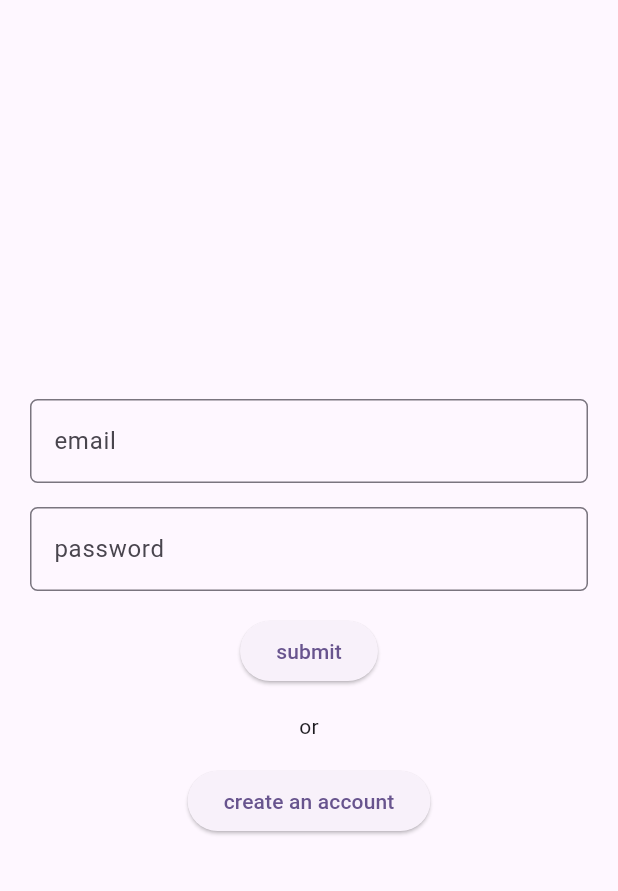
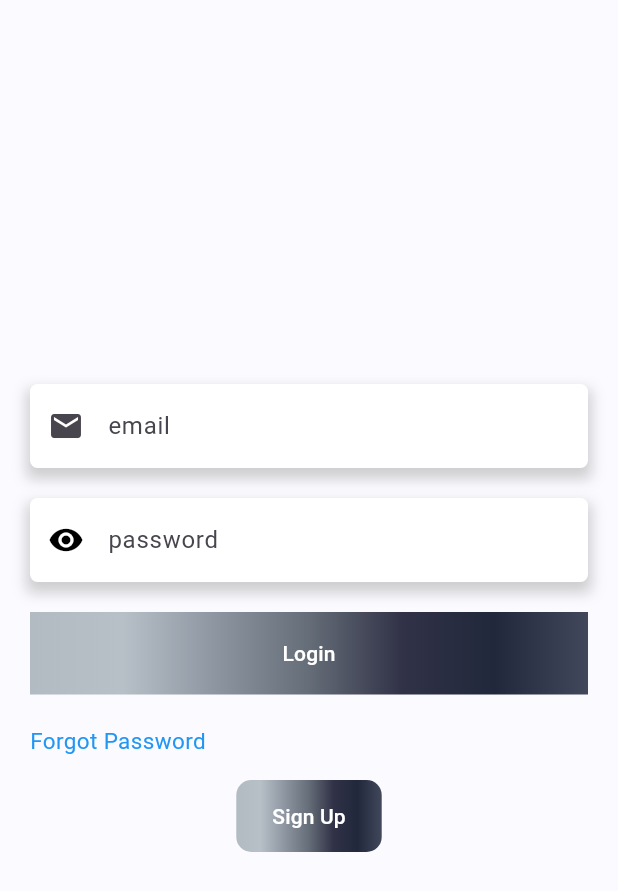
Before and after one commit to epashiq/hrm-project, a Flutter app: the screen it shows after launch, on a phone screen of 412 x 824 dp. Shown: the top 891 px of the screen. Run offline on Flutter 3.47's test engine with Material 3 defaults, Android fonts, the phone set to English and light mode, and no system bars; our stand-ins replace cloud_firestore, firebase_auth, firebase_core, flutter_riverpod, riverpod_annotation; accounts and stored records are empty; generated files the repository leaves out were written again.

Commit message:
update the ui part of login page and create a elevated button widget

```diff
--- a/lib/controller/provider/auth_provider.dart
+++ b/lib/controller/provider/auth_provider.dart
@@ -1,9 +1,9 @@
-import 'dart:developer';
 
 import 'package:cloud_firestore/cloud_firestore.dart';
 import 'package:firebase_auth/firebase_auth.dart';
 import 'package:flutter/material.dart';
 import 'package:hrm_project/view/pages/home_page.dart';
+import 'package:hrm_project/view/utils/snackbar_utils.dart';
 import 'package:riverpod_annotation/riverpod_annotation.dart';
 part 'auth_provider.g.dart';
 
@@ -22,7 +22,7 @@ class Auth extends _$Auth {
             builder: (context) => const HomePage(),
           ));
     } catch (e) {
-      log(e.toString());
+      SnackBarUtils.showMessage('enter a valid mail');
     }
   }
 
@@ -35,6 +35,8 @@ class Auth extends _$Auth {
           .collection('auth')
           .doc(email)
           .set({email: email, password: password});
-    } catch (e) {}
+    } catch (e) {
+      SnackBarUtils.showMessage('enter a valid mail');
+    }
   }
 }
--- a/lib/view/pages/home_page.dart
+++ b/lib/view/pages/home_page.dart
@@ -10,6 +10,6 @@ class HomePage extends StatefulWidget {
 class _HomePageState extends State<HomePage> {
   @override
   Widget build(BuildContext context) {
-    return const Placeholder();
+    return const Scaffold();
   }
 }
--- a/lib/view/pages/login_page.dart
+++ b/lib/view/pages/login_page.dart
@@ -3,6 +3,8 @@ import 'package:flutter_riverpod/flutter_riverpod.dart';
 import 'package:hrm_project/controller/provider/auth_provider.dart';
 import 'package:hrm_project/view/pages/home_page.dart';
 import 'package:hrm_project/view/pages/sign_up_page.dart';
+import 'package:hrm_project/view/widgets/button_widget.dart';
+import 'package:hrm_project/view/widgets/elevated_button_widget.dart';
 
 class LoginPage extends ConsumerWidget {
   LoginPage({super.key});
@@ -14,34 +16,68 @@ class LoginPage extends ConsumerWidget {
   @override
   Widget build(BuildContext context, WidgetRef ref) {
     return Scaffold(
+      backgroundColor: Color(0XFFfafafaff),
       body: Padding(
         padding: const EdgeInsets.all(20),
         child: Column(
           mainAxisAlignment: MainAxisAlignment.center,
           crossAxisAlignment: CrossAxisAlignment.center,
           children: [
-            TextFormField(
+            Container(
+              decoration: BoxDecoration(boxShadow: [
+                BoxShadow(
+                  color: Colors.grey.withOpacity(0.5),
+                  spreadRadius: 2,
+                  blurRadius: 7,
+                  offset: Offset(0, 5),
+                ),
+              ]),
+              child: TextFormField(
                 controller: emailController,
                 decoration: InputDecoration(
+                    filled: true,
+                    fillColor: Color(0XFFffffffff),
+                    prefixIcon: const Icon(Icons.mail),
                     hintText: 'email',
                     border: OutlineInputBorder(
-                      borderRadius: BorderRadius.circular(5))),
+                      borderRadius: BorderRadius.circular(5),
+                      borderSide: BorderSide.none,
+                    )),
+              ),
             ),
             const SizedBox(
-              height: 16,
+              height: 20,
             ),
-            TextFormField(
+            Container(
+              decoration: BoxDecoration(boxShadow: [
+                BoxShadow(
+                  color: Colors.grey.withOpacity(0.5),
+                  spreadRadius: 2,
+                  blurRadius: 7,
+                  offset: Offset(0, 5),
+                ),
+              ]),
+              child: TextFormField(
                 controller: passController,
                 decoration: InputDecoration(
+                    filled: true,
+                    fillColor: Color(0XFFffffffff),
+                    prefixIcon: const Icon(
+                      Icons.remove_red_eye,
+                      color: Colors.black,
+                    ),
                     hintText: 'password',
                     border: OutlineInputBorder(
-                      borderRadius: BorderRadius.circular(5))),
+                        borderRadius: BorderRadius.circular(5),
+                        borderSide: BorderSide.none)),
+              ),
             ),
             const SizedBox(
-              height: 16,
+              height: 20,
             ),
-            ElevatedButton(
-                onPressed: () {
+            ElevatedButtonWidget(
+                btnText: 'Login',
+                onTap: () {
                   ref.read(authProvider.notifier).loginWithEmailAndPassword(
                       emailController.text, passController.text, context);
                   Navigator.push(
@@ -50,23 +86,32 @@ class LoginPage extends ConsumerWidget {
                         builder: (context) => const HomePage(),
                       ));
                 },
-                child: const Text('submit')),
+                emailController: emailController,
+                passController: passController),
+
+            const SizedBox(
+              height: 20,
+            ),
+            const Align(
+              alignment: Alignment.centerLeft,
+              child: Text(
+                'Forgot Password',
+                style: TextStyle(fontSize: 15, color: Colors.blue),
+              ),
+            ),
             const SizedBox(
               height: 16,
             ),
-            const Text('or'),
-            const SizedBox(
-              height: 16,
-            ),
-            ElevatedButton(
-                onPressed: () {
+            ButtonWidget(
+                btnText: 'Sign Up',
+                onTap: () {
                   Navigator.push(
                       context,
                       MaterialPageRoute(
                         builder: (context) => SignUpPage(),
                       ));
-                },
-                child: const Text('create an account'))
+                })
+
           ],
         ),
       ),
--- /dev/null
+++ b/lib/view/widgets/button_widget.dart
@@ -0,0 +1,58 @@
+import 'package:flutter/material.dart';
+import 'package:flutter_riverpod/flutter_riverpod.dart';
+
+class ButtonWidget extends ConsumerWidget {
+  final String btnText;
+  final void Function() onTap;
+  final double? width;
+  final double? height;
+  final TextEditingController? emailController;
+  final TextEditingController? passController;
+
+  const ButtonWidget({
+    Key? key,
+    required this.btnText,
+    required this.onTap,
+    this.width,
+    this.height,
+    this.emailController,
+    this.passController,
+  }) : super(key: key);
+
+  @override
+  Widget build(BuildContext context, WidgetRef ref) {
+    return Container(
+      decoration: BoxDecoration(
+        gradient: const LinearGradient(
+          colors: [
+            Color(0xFFb2bbc2),
+            Color(0xFFb7c0c7),
+            Color(0xFF8d95a1),
+            Color(0xFF656d78),
+            Color(0xFF313247),
+            Color(0xFF21283b),
+            Color(0xFF42485c),
+          ],
+        ),
+        borderRadius: BorderRadius.circular(10),
+      ),
+      width: width ,
+      height: height,
+      child: ElevatedButton(
+        style: ElevatedButton.styleFrom(
+          shape: RoundedRectangleBorder(
+            borderRadius: BorderRadius.circular(10),
+          ),
+          elevation: 5,
+          backgroundColor: Colors.transparent,
+          shadowColor: Colors.transparent,
+        ),
+        onPressed: onTap,
+        child: Text(
+          btnText,
+          style: const TextStyle(color: Colors.white),
+        ),
+      ),
+    );
+  }
+}
--- /dev/null
+++ b/lib/view/widgets/elevated_button_widget.dart
@@ -0,0 +1,49 @@
+import 'package:flutter/material.dart';
+import 'package:flutter_riverpod/flutter_riverpod.dart';
+
+class ElevatedButtonWidget extends ConsumerWidget {
+  final String btnText;
+  final void Function() onTap;
+  final TextEditingController? emailController;
+  final TextEditingController? passController;
+  const ElevatedButtonWidget(
+      {super.key,
+      required this.btnText,
+      required this.onTap,
+      required this.emailController,
+      required this.passController});
+
+  @override
+  Widget build(BuildContext context, WidgetRef ref) {
+    return Container(
+      decoration: const BoxDecoration(
+          gradient: LinearGradient(
+        colors: [
+          Color(0xFFb2bbc2),
+          Color(0xFFb7c0c7),
+          Color(0xFF8d95a1),
+          Color(0xFF656d78),
+          Color(0xFF313247),
+          Color(0xFF21283b),
+          Color(0xFF42485c),
+        ],
+      )),
+      width: MediaQuery.sizeOf(context).width,
+      height: 55,
+      child: ElevatedButton(
+          style: ElevatedButton.styleFrom(
+            shape: RoundedRectangleBorder(
+              borderRadius: BorderRadius.circular(10),
+            ),
+            elevation: 5,
+            backgroundColor: Colors.transparent,
+            shadowColor: Colors.transparent,
+          ),
+          onPressed: onTap,
+          child: Text(
+            btnText,
+            style: const TextStyle(color: Colors.white),
+          )),
+    );
+  }
+}
```
Lines whose indentation alone changed are shown as unchanged.
